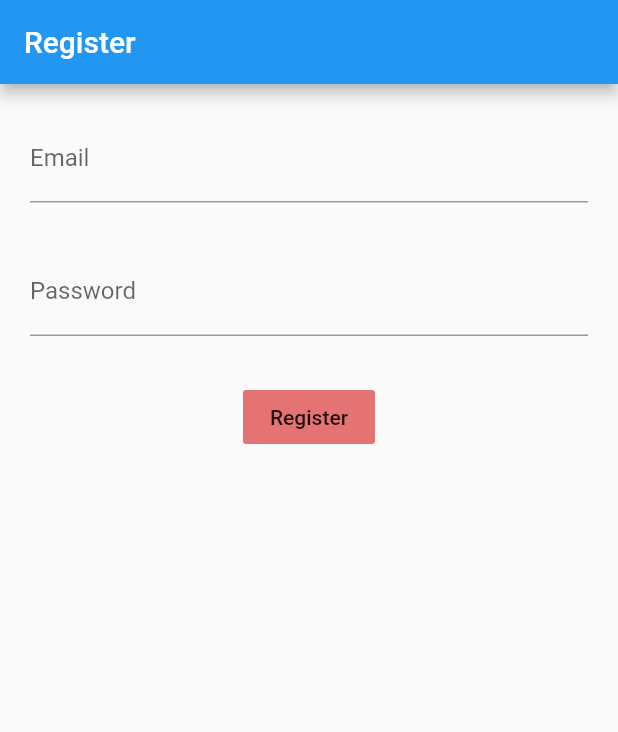
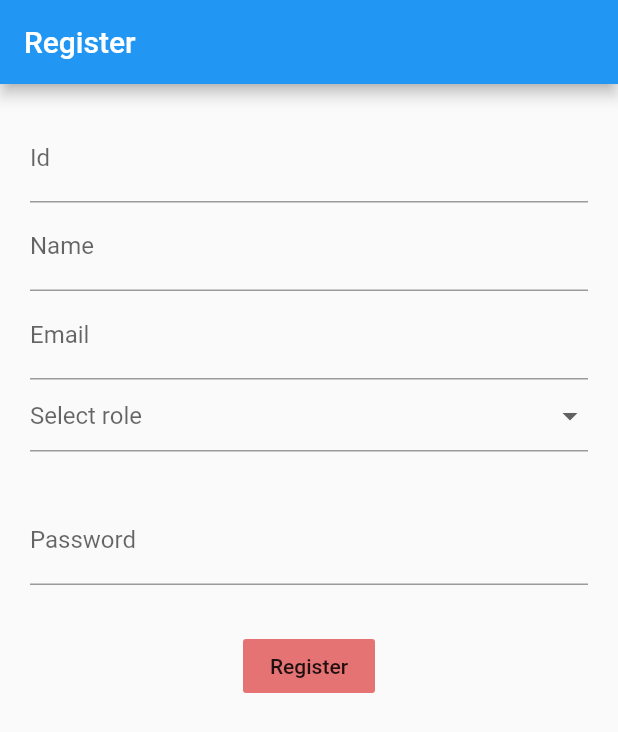
Before and after one commit to ridhi-2801/expense_tracker, a Flutter app: the SignUp screen opened directly, on a phone screen of 412 x 824 dp. Shown: the top 732 px of the screen. Run offline on Flutter 3.47's test engine with Material 2 defaults, Android fonts, the phone set to English and light mode, and no system bars; our stand-ins replace cloud_firestore, firebase_analytics, firebase_auth, firebase_core; accounts and stored records are empty; network calls fail.

Commit message:
Added class models and firestore support

```diff
--- a/lib/screens/signUp.dart
+++ b/lib/screens/signUp.dart
@@ -1,5 +1,7 @@
 import 'package:expense_tracker/main.dart';
 import 'package:expense_tracker/services/auth.dart';
+import 'package:expense_tracker/services/db.dart';
+import 'package:expense_tracker/services/models.dart';
 import 'package:flutter/material.dart';
 
 class SignUp extends StatefulWidget {
@@ -12,7 +14,30 @@ class SignUp extends StatefulWidget {
 class _SignUpState extends State<SignUp> {
   TextEditingController email = new TextEditingController();
   TextEditingController password = new TextEditingController();
+  TextEditingController id = new TextEditingController();
+  TextEditingController name = new TextEditingController();
   AuthService authService = AuthService();
+
+  List<String> allIds = new List<String>();
+  DatabaseService databaseService = new DatabaseService();
+  List<String> roles = new List<String>();
+  String role;
+
+  @override
+  void initState() {
+    getIds();
+    roles = [
+      'Admin',
+      'Approval users',
+      'Checker',
+      'Expense creator',
+    ];
+    super.initState();
+  }
+
+  void getIds() async {
+    allIds = await databaseService.getAllIds();
+  }
 
   @override
   Widget build(BuildContext context) {
@@ -29,6 +54,28 @@ class _SignUpState extends State<SignUp> {
         child: Column(
           children: [
             TextFormField(
+              controller: id,
+              decoration: InputDecoration(labelText: 'Id'),
+              validator: (value) {
+                if (value.isEmpty) {
+                  return 'Id cannot be empty';
+                } else if (allIds.contains(value)) {
+                  return 'Id already in use';
+                }
+                return null;
+              },
+            ),
+            TextFormField(
+              controller: name,
+              decoration: InputDecoration(labelText: 'Name'),
+              validator: (value) {
+                if (value.isEmpty) {
+                  return 'Name cannot be empty';
+                }
+                return null;
+              },
+            ),
+            TextFormField(
               controller: email,
               decoration: InputDecoration(labelText: 'Email'),
               validator: (value) {
@@ -36,6 +83,20 @@ class _SignUpState extends State<SignUp> {
                   return 'Email cannot be empty';
                 }
                 return null;
+              },
+            ),
+            DropdownButtonFormField(
+              hint: Text('Select role'),
+              items: roles.map((String role) {
+                return new DropdownMenuItem(
+                  value: role,
+                  child: Text(role),
+                );
+              }).toList(),
+              onChanged: (value) {
+                setState(() {
+                  role = value;
+                });
               },
             ),
             SizedBox(
@@ -62,6 +123,13 @@ class _SignUpState extends State<SignUp> {
                   password.text,
                   context,
                 );
+                Employee employee = new Employee(
+                  id: id.text,
+                  name: name.text,
+                  email: email.text,
+                  role: role,
+                );
+                databaseService.updateUserData(employee);
                 if (authService.user != null) {
                   print('Registered');
                   Navigator.pushAndRemoveUntil(
--- /dev/null
+++ b/lib/services/db.dart
@@ -0,0 +1,31 @@
+import 'package:cloud_firestore/cloud_firestore.dart';
+import 'package:expense_tracker/services/models.dart';
+
+class DatabaseService {
+  final FirebaseFirestore firestore = FirebaseFirestore.instance;
+  final CollectionReference userRef =
+      FirebaseFirestore.instance.collection('Users');
+
+  Future<void> updateUserData(Employee employee) async {
+    DocumentReference docRef = userRef.doc(employee.id);
+    return await docRef.set(
+      {
+        'Employee Id': employee.id,
+        'Employee name': employee.name,
+        'Employee role': employee.role,
+        'Employee email': employee.email,
+      },
+      SetOptions(merge: true),
+    );
+  }
+
+  Future<List<String>> getAllIds() async {
+    final QuerySnapshot result = await userRef.get();
+    final List<DocumentSnapshot> docs = result.docs;
+    List<String> ids = new List();
+    for (var i = 0; i < docs.length; i++) {
+      ids.add(docs[i].id);
+    }
+    return ids;
+  }
+}
--- /dev/null
+++ b/lib/services/models.dart
@@ -0,0 +1,22 @@
+class Employee {
+  String id;
+  String name;
+  String role;
+  String email;
+  List expensesAssigned;
+  Employee({
+    this.id,
+    this.name,
+    this.role,
+    this.email,
+  });
+}
+
+class Expense {
+  String category;
+  String subCategory;
+  double monthlyLimit;
+  String imageName;
+  List usersAssigned;
+  String status;
+}
```
Also changed, not shown: lib/main.dart (+12 -19 lines), lib/screens/singIn.dart (+31 -6 lines).
